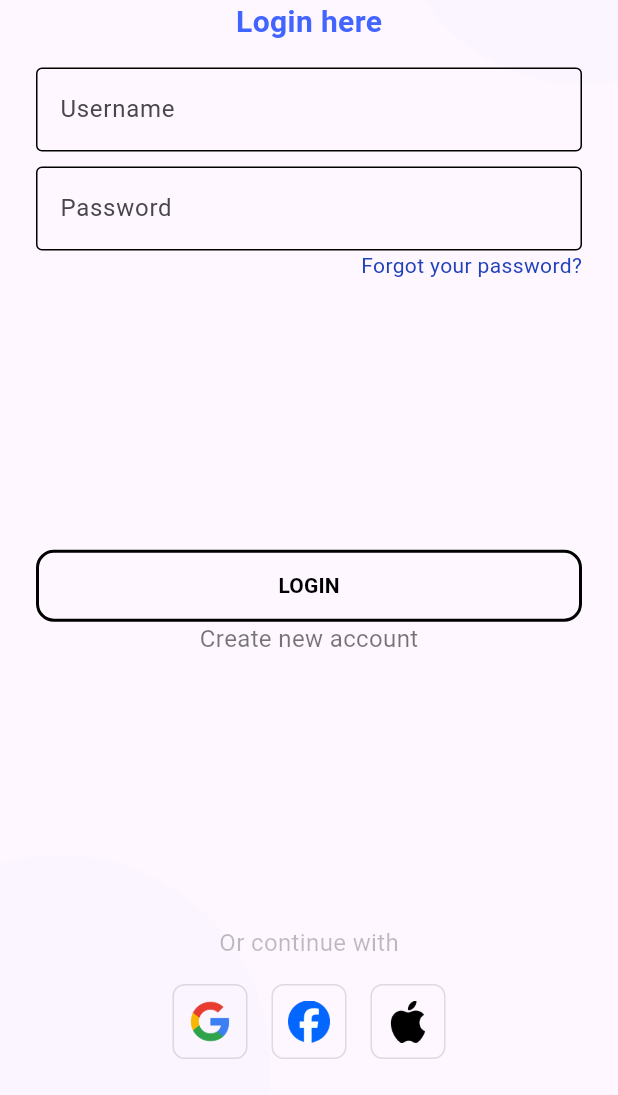
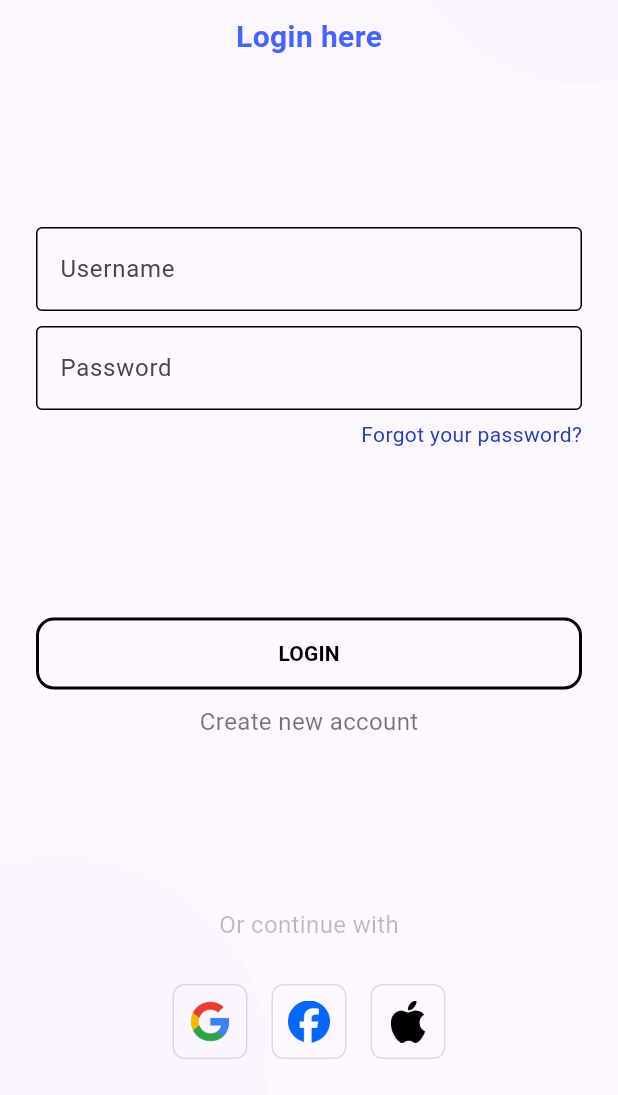
Before and after one commit to Reyhankunlah/TugasFlutterToDoList_22_03, a Flutter app: the screen it shows after launch, on a phone screen of 412 x 824 dp, the part 141-1236 px from its top. Run offline on Flutter 3.47's test engine with Material 3 defaults, Android fonts, the phone set to English and light mode, and no system bars; our stand-ins replace get.

Commit message:
AGG button login

```diff
--- a/lib/Pages/login_page.dart
+++ b/lib/Pages/login_page.dart
@@ -36,11 +36,11 @@ class LoginPage extends StatelessWidget {
             Padding(
               padding: const EdgeInsets.all(24),
               child: Column(
+                mainAxisAlignment: MainAxisAlignment.spaceBetween, // gantinya Spacer
                 crossAxisAlignment: CrossAxisAlignment.stretch,
                 children: [
                   // ===== Header =====
                   Column(
-                    mainAxisAlignment: MainAxisAlignment.center,
                     children: [
                       Row(
                         mainAxisAlignment: MainAxisAlignment.center,
@@ -48,40 +48,41 @@ class LoginPage extends StatelessWidget {
                           Image.asset("assets/tulist_logo.png", height: 70),
                         ],
                       ),
-
-                      CustomText(
+                      Container(
+                        margin: const EdgeInsets.only(top: 10),
+                        child: CustomText(
                           myText: 'Login here',
                           fontSize: 20,
                           fontWeight: FontWeight.bold,
                           fontColor: CustomColor.bluePrimary,
                         ),
+                      ),
                     ],
                   ),
 
-
-                  // ===== Username =====
+                  // ===== Form login =====
+                  Column(
+                    crossAxisAlignment: CrossAxisAlignment.stretch,
+                    children: [
                       Container(
-                    margin: EdgeInsets.only(bottom: 10),
-                  child:
-                  CustomTextField(
+                        margin: const EdgeInsets.only(bottom: 10),
+                        child: CustomTextField(
                           label: "Username",
                           controller: cLogPage.input1,
                           isNumber: false,
                           borderColor: CustomColor.bluePrimary,
                         ),
                       ),
-
-
-                  // ===== Password =====
-                  CustomTextField(
+                      Container(
+                        margin: const EdgeInsets.only(bottom: 6),
+                        child: CustomTextField(
                           label: "Password",
                           controller: cLogPage.input2,
                           isPassword: true,
                           isNumber: false,
                           borderColor: CustomColor.bluePrimary,
                         ),
-
-                  // ===== Forgot password =====
+                      ),
                       Align(
                         alignment: Alignment.centerRight,
                         child: InkWell(
@@ -93,48 +94,54 @@ class LoginPage extends StatelessWidget {
                           ),
                         ),
                       ),
+                    ],
+                  ),
 
-                  Spacer(), // isi ruang fleksibel
-
-                  // ===== Button Login =====
+                  // ===== Tombol Login & Create account =====
+                  Column(
+                    children: [
                       Obx(() {
-                    return CustomButton(
+                        return Container(
+                          width: double.infinity,
+                          margin: const EdgeInsets.only(bottom: 10),
+                          child: CustomButton(
                             myText: cLogPage.isLoading.value
                                 ? "Processing..."
                                 : "LOGIN",
                             textColor: CustomColor.black,
                             onPressed: cLogPage.loginLogic,
                             isOutlined: true,
+                          ),
                         );
                       }),
-
-                  // ===== Create account =====
-                  Center(
-                    child: InkWell(
+                      InkWell(
                         onTap: () {},
                         child: const CustomText(
                           myText: 'Create new account',
                           fontColor: CustomColor.elementInactive1,
                         ),
                       ),
+                    ],
                   ),
 
-                  Spacer(), // isi ruang fleksibel
-
                   // ===== Continue with =====
-                  const Center(
-                    child: CustomText(
+                  Column(
+                    children: [
+                      const CustomText(
                         fontColor: CustomColor.elementInactive2,
                         myText: 'Or continue with',
                       ),
-                  ),
-
-                  Row(
+                      Container(
+                        margin: const EdgeInsets.only(top: 12),
+                        child: Row(
                           mainAxisAlignment: MainAxisAlignment.center,
                           children: [
                             _socialButton("assets/google_icon.png"),
                             _socialButton("assets/facebook_icon.png"),
                             _socialButton("assets/apple_icon.png"),
+                          ],
+                        ),
+                      ),
                     ],
                   ),
                 ],
```
Lines whose indentation alone changed are shown as unchanged.
